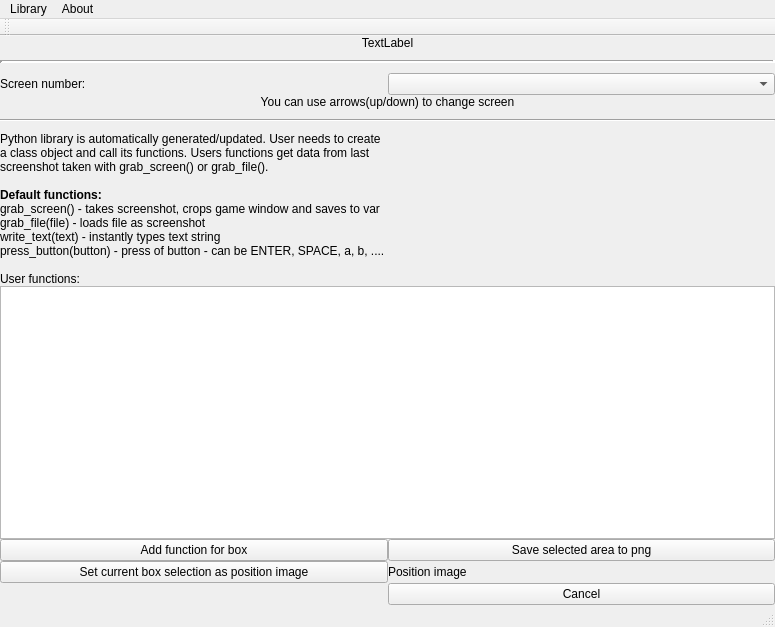
Before: the Qt Designer form Design/ScreenMapper.ui in Kanter666/Botter, drawn with Qt 5.
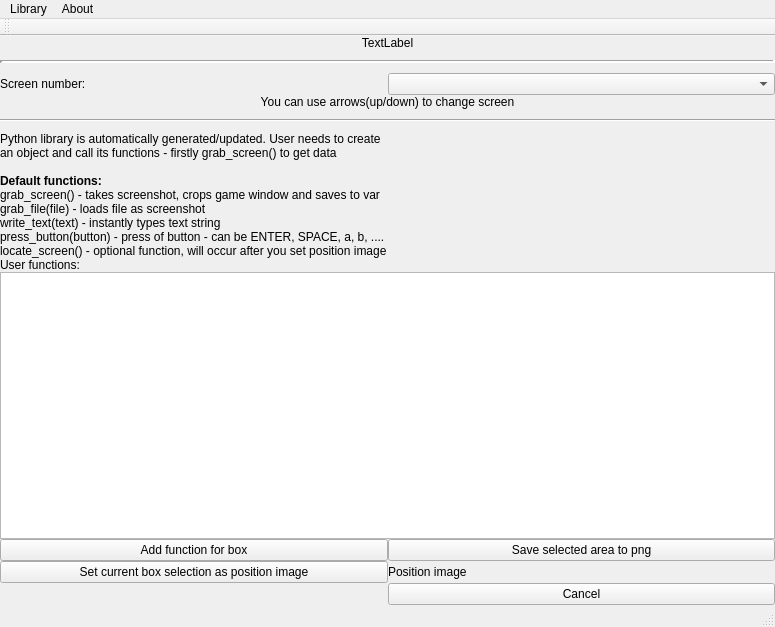
After: the same form once the commit is applied.

```diff
--- a/Design/ScreenMapper.ui
+++ b/Design/ScreenMapper.ui
@@ -190,7 +190,7 @@
        <number>1</number>
       </property>
       <property name="text">
-       <string>&lt;html&gt;&lt;head/&gt;&lt;body&gt;&lt;p&gt;Python library is automatically generated/updated. User needs to create&lt;br/&gt;a class object and call its functions. Users functions get data from last&lt;br/&gt;screenshot taken with grab_screen() or grab_file().&lt;br/&gt;&lt;br/&gt;&lt;span style=&quot; font-weight:600;&quot;&gt;Default functions:&lt;/span&gt;&lt;br/&gt;grab_screen() - takes screenshot, crops game window and saves to var&lt;br/&gt;grab_file(file) - loads file as screenshot&lt;br/&gt;write_text(text) - instantly types text string&lt;br/&gt;press_button(button) - press of button - can be ENTER, SPACE, a, b, ....&lt;br/&gt;&lt;br/&gt;User functions:&lt;/p&gt;&lt;/body&gt;&lt;/html&gt;</string>
+       <string>&lt;html&gt;&lt;head/&gt;&lt;body&gt;&lt;p&gt;Python library is automatically generated/updated. User needs to create&lt;br/&gt;an object and call its functions - firstly grab_screen() to get data&lt;br/&gt;&lt;br/&gt;&lt;span style=&quot; font-weight:600;&quot;&gt;Default functions:&lt;/span&gt;&lt;br/&gt;grab_screen() - takes screenshot, crops game window and saves to var&lt;br/&gt;grab_file(file) - loads file as screenshot&lt;br/&gt;write_text(text) - instantly types text string&lt;br/&gt;press_button(button) - press of button - can be ENTER, SPACE, a, b, ....&lt;br/&gt;locate_screen() - optional function, will occur after you set position image&lt;br/&gt;&lt;/br&gt;User functions:&lt;/p&gt;&lt;/body&gt;&lt;/html&gt;</string>
       </property>
      </widget>
     </item>
```
